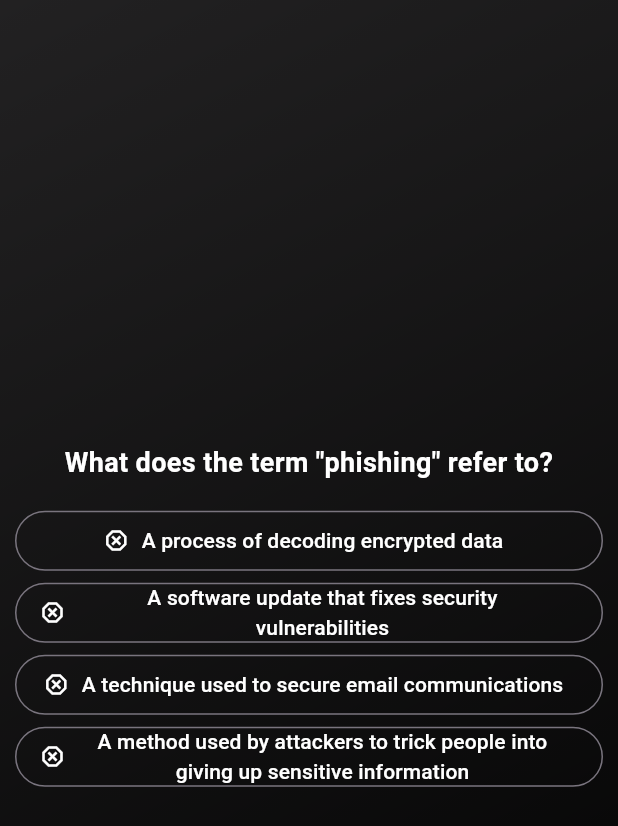
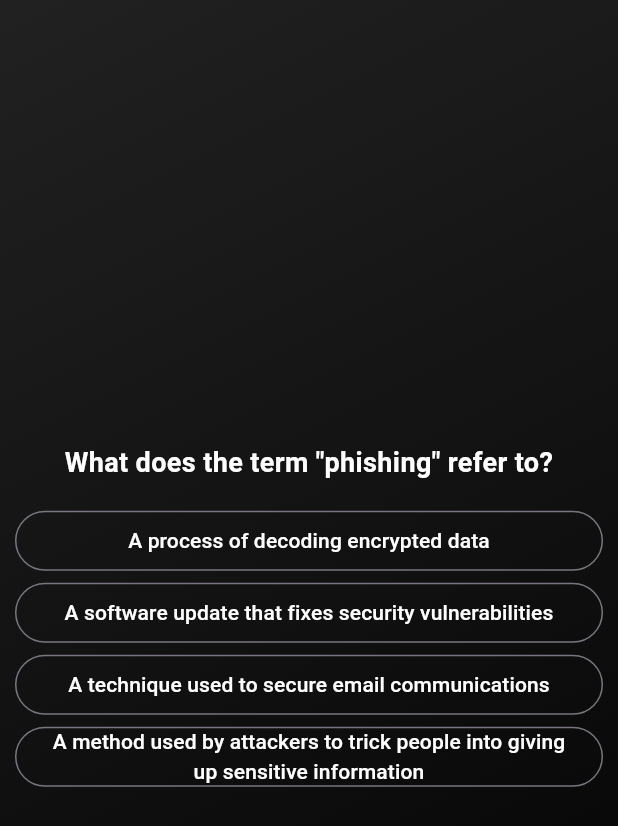
Before and after one commit to V1C70R264/online_cybersecurity_quiz, a Flutter app: the screen it shows after launch, after a tap on "Start Quiz", after a tap on "To store data securely", on a phone screen of 412 x 824 dp. Shown: the top 826 px of the screen. Run offline on Flutter 3.47's test engine with Material 3 defaults, Android fonts, the phone set to English and light mode, and no system bars; our stand-ins replace google_fonts.

Commit message:
fixing display issues

```diff
--- a/lib/answer_button.dart
+++ b/lib/answer_button.dart
@@ -7,10 +7,11 @@ class AnswerButton extends StatelessWidget {
   final void Function() onTap;
   @override
   Widget build(context) {
-    return OutlinedButton.icon(
+    return OutlinedButton(
+
         onPressed: onTap,
-        icon: const Icon(Icons.dangerous_outlined,),
-        label: Text(answerText, textAlign: TextAlign.center,),
+       // icon: const Icon(Icons.dangerous_outlined,),
+        child: Text(answerText, textAlign: TextAlign.center,),
 
         style: OutlinedButton.styleFrom(
           foregroundColor: Colors.white,
--- a/lib/questions_screen.dart
+++ b/lib/questions_screen.dart
@@ -3,7 +3,8 @@ import 'package:recap/answer_button.dart';
 import 'package:recap/data/questions.dart';
 
 class QuestionsScreen extends StatefulWidget {
-  const QuestionsScreen({super.key});
+  const QuestionsScreen({super.key, required this.onSelectedAnswer});
+  final void Function(String onSelectedAnswerByUser) onSelectedAnswer;
   @override
   State<QuestionsScreen> createState() {
     return _QuestionsScreenState();
@@ -12,7 +13,8 @@ class QuestionsScreen extends StatefulWidget {
 
 class _QuestionsScreenState extends State<QuestionsScreen> {
   var currentQuestionIndex = 0;
-  void answerQuestion() {
+  void answerQuestion(String clickedAnswer) {
+    widget.onSelectedAnswer(clickedAnswer);
     setState(() {
       currentQuestionIndex++;
     });
@@ -40,7 +42,11 @@ class _QuestionsScreenState extends State<QuestionsScreen> {
               height: 15,
             ),
             ...currentQuestion.getShuffledAnswers().map((item) {
-              return AnswerButton(answerText: item, onTap: answerQuestion);
+              return AnswerButton(
+                  answerText: item,
+                  onTap: () {
+                    answerQuestion(item);
+                  });
             })
           ],
         ),
--- a/lib/quiz.dart
+++ b/lib/quiz.dart
@@ -1,5 +1,7 @@
 import 'package:flutter/material.dart';
+import 'package:recap/data/questions.dart';
 import 'package:recap/questions_screen.dart';
+import 'package:recap/results_screen.dart';
 import 'package:recap/start_screen.dart';
 
 class Quiz extends StatefulWidget {
@@ -11,16 +13,49 @@ class Quiz extends StatefulWidget {
 }
 
 class _QuizState extends State<Quiz> {
+  List<String> selectedAnswers = [];
   var activeScreen = 'start-screen';
 
   void switchScreen() {
     setState(() {
-      activeScreen =  'questions-screen';
+      activeScreen = 'questions-screen';
     });
+  }
+
+  void getSelectedAnswers(String selectedAnswer) {
+    selectedAnswers.add(selectedAnswer);
+    if (selectedAnswers.length == questions.length) {
+      setState(() {
+
+        activeScreen = 'results-screen';
+      });
+    }
+  }
+
+  void getBackToQuestionsScreen() {
+    if (selectedAnswers.length == questions.length && activeScreen == 'results-screen') {
+      setState(() {
+        selectedAnswers = [];
+        activeScreen = 'questions-screen';
+      });
+    }
   }
 
   @override
   Widget build(context) {
+    Widget screenWidget = StartScreen(switchScreen);
+    if (activeScreen == 'questions-screen') {
+      screenWidget = QuestionsScreen(onSelectedAnswer: getSelectedAnswers);
+    }
+    if (activeScreen == 'results-screen') {
+      screenWidget = ResultsScreen(
+        chosenAnswers: selectedAnswers,
+        backToQuestionsScreen: getBackToQuestionsScreen,
+      );
+    }
+    if (activeScreen == 'questions-screen') {
+      screenWidget = QuestionsScreen(onSelectedAnswer: getSelectedAnswers);
+    }
     return MaterialApp(
         home: Scaffold(
       body: Container(
@@ -29,8 +64,7 @@ class _QuizState extends State<Quiz> {
                   colors: [Colors.black, Colors.black87],
                   begin: Alignment.bottomRight,
                   end: Alignment.topLeft)),
-            child: activeScreen == 'start-screen'? StartScreen(switchScreen) : const QuestionsScreen()),
-      ),
-    );
+          child: screenWidget),
+    ));
   }
 }
--- a/lib/start_screen.dart
+++ b/lib/start_screen.dart
@@ -2,8 +2,8 @@ import 'package:flutter/material.dart';
 import 'package:google_fonts/google_fonts.dart';
 
 class StartScreen extends StatelessWidget {
-  const StartScreen(this.StartQuiz, {super.key});
-  final  void Function() StartQuiz;
+  const StartScreen( this.StartQuiz,{super.key});
+  final void Function() StartQuiz;
   @override
   Widget build(context) {
     return Center(
@@ -17,14 +17,11 @@ class StartScreen extends StatelessWidget {
           SizedBox(
             height: 20,
           ),
-          Text(
-            'CyberSecurity is much more than the matter of IT',
-            style:GoogleFonts.greatVibes(
-              color: Colors.white,
-              fontWeight: FontWeight.bold,
-              fontSize: 20
-            )
-          ),
+          Text('CyberSecurity is much more than the matter of IT',
+              style: GoogleFonts.seaweedScript(
+                  color: Colors.white,
+                  fontWeight: FontWeight.bold,
+                  fontSize: 20)),
           SizedBox(
             height: 10,
           ),
```
Also changed, not shown: lib/models/quiz_question.dart (+8 -5 lines), lib/questions_summary.dart (+39 -0 lines), lib/results_screen.dart (+73 -0 lines). Lines whose indentation alone changed are shown as unchanged.
